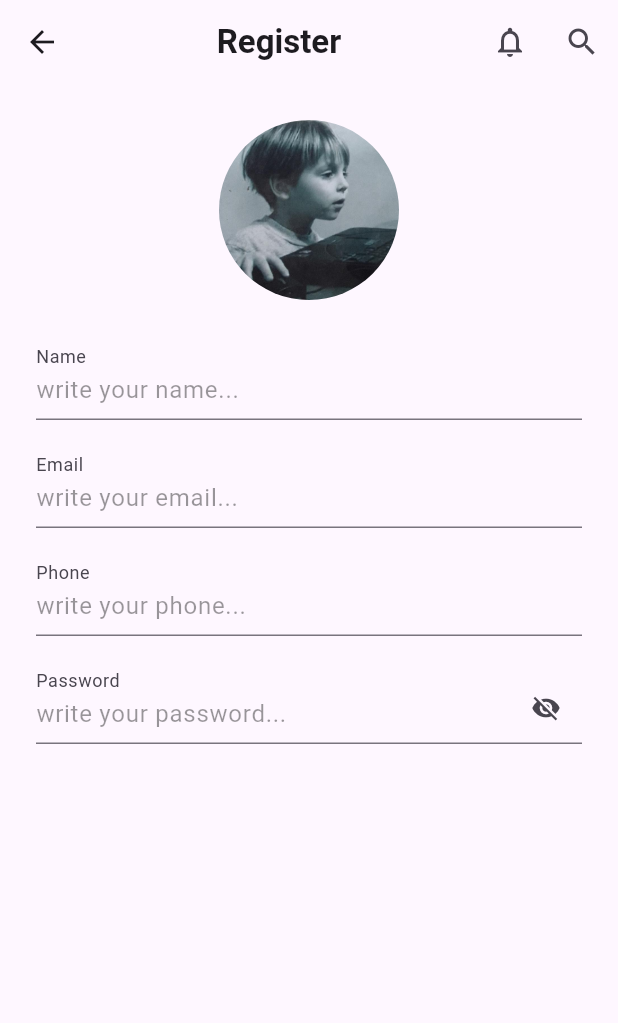
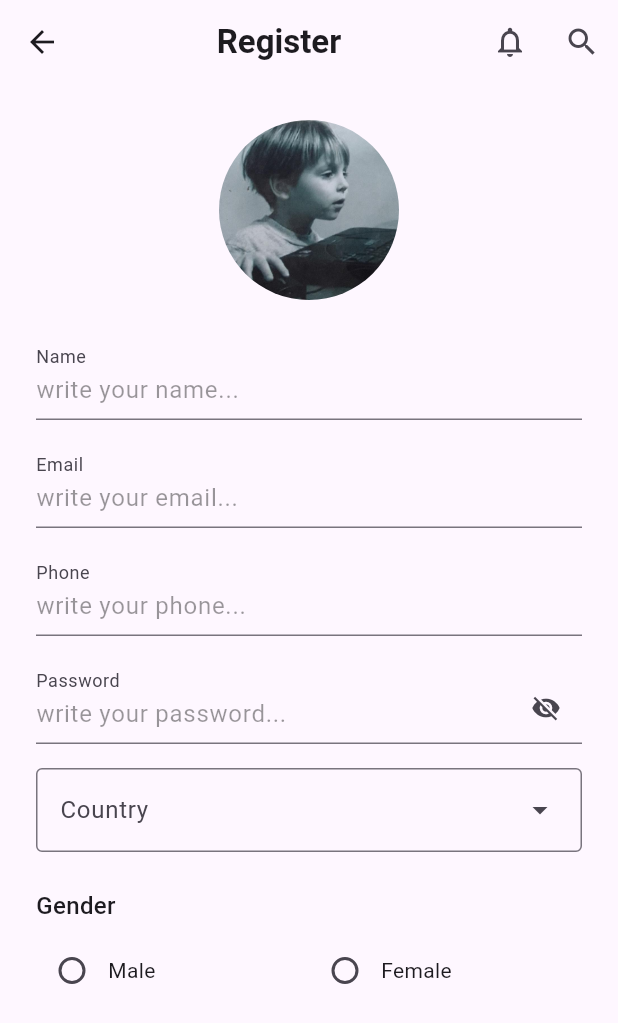
Before and after one commit to usefmahmud/flutter-assignment-register-page, a Flutter app: the screen it shows after launch, on a phone screen of 412 x 824 dp. Shown: the top 1023 px of the screen. Run offline on Flutter 3.47's test engine with Material 3 defaults, Android fonts, the phone set to English and light mode, and no system bars.

Commit message:
feat: implement registration form and refactor home page layout

```diff
--- a/lib/main.dart
+++ b/lib/main.dart
@@ -31,36 +31,7 @@ class MyHomePage extends StatelessWidget {
             Header(),
             Padding(
               padding: EdgeInsets.all(24),
-              child: Column(
-                children: [
-                  Form(
-                    child: Column(
-                      children: [
-                        CustomTextField(
-                          labelText: 'Name',
-                          hintText: 'write your name...',
-                        ),
-                        SizedBox(height: 16),
-                        CustomTextField(
-                          labelText: 'Email',
-                          hintText: 'write your email...',
-                        ),
-                        SizedBox(height: 16),
-                        CustomTextField(
-                          labelText: 'Phone',
-                          hintText: 'write your phone...',
-                        ),
-                        SizedBox(height: 16),
-                        CustomTextField(
-                          labelText: 'Password',
-                          hintText: 'write your password...',
-                          type: TextFieldType.password,
-                        ),
-                      ],
-                    ),
-                  ),
-                ],
-              ),
+              child: Column(children: [RegistrationForm()]),
             ),
           ],
         ),
--- /dev/null
+++ b/lib/utils/get_dropdown_countries.dart
@@ -0,0 +1,26 @@
+import 'package:flutter/material.dart';
+
+List<DropdownMenuEntry<String>> getDropdownCountries() {
+  return <DropdownMenuEntry<String>>[
+    DropdownMenuEntry<String>(value: 'eg', label: 'Egypt'),
+    DropdownMenuEntry<String>(value: 'ae', label: 'United Arab Emirates'),
+    DropdownMenuEntry<String>(value: 'bh', label: 'Bahrain'),
+    DropdownMenuEntry<String>(value: 'dz', label: 'Algeria'),
+    DropdownMenuEntry<String>(value: 'iq', label: 'Iraq'),
+    DropdownMenuEntry<String>(value: 'jo', label: 'Jordan'),
+    DropdownMenuEntry<String>(value: 'kw', label: 'Kuwait'),
+    DropdownMenuEntry<String>(value: 'lb', label: 'Lebanon'),
+    DropdownMenuEntry<String>(value: 'ly', label: 'Libya'),
+    DropdownMenuEntry<String>(value: 'ma', label: 'Morocco'),
+    DropdownMenuEntry<String>(value: 'mr', label: 'Mauritania'),
+    DropdownMenuEntry<String>(value: 'om', label: 'Oman'),
+    DropdownMenuEntry<String>(value: 'ps', label: 'Palestine'),
+    DropdownMenuEntry<String>(value: 'qa', label: 'Qatar'),
+    DropdownMenuEntry<String>(value: 'sa', label: 'Saudi Arabia'),
+    DropdownMenuEntry<String>(value: 'sd', label: 'Sudan'),
+    DropdownMenuEntry<String>(value: 'so', label: 'Somalia'),
+    DropdownMenuEntry<String>(value: 'sy', label: 'Syria'),
+    DropdownMenuEntry<String>(value: 'tn', label: 'Tunisia'),
+    DropdownMenuEntry<String>(value: 'ye', label: 'Yemen'),
+  ];
+}
--- a/lib/widgets/index.dart
+++ b/lib/widgets/index.dart
@@ -1,3 +1,5 @@
 export 'appbar.dart';
 export 'header.dart';
 export 'inputs/custom_text_field.dart';
+export 'registration_form.dart';
+export 'inputs/rdaio_input.dart';
--- /dev/null
+++ b/lib/widgets/inputs/rdaio_input.dart
@@ -0,0 +1,66 @@
+import 'package:flutter/material.dart';
+
+class RadioOption {
+  final String label;
+  final String value;
+
+  const RadioOption({required this.label, required this.value});
+}
+
+class RadioInput extends StatefulWidget {
+  const RadioInput({
+    super.key,
+    this.label,
+    required this.options,
+    this.onChanged,
+  });
+
+  final List<RadioOption> options;
+  final ValueChanged<String?>? onChanged;
+  final String? label;
+
+  @override
+  State<RadioInput> createState() => _RadioInputState();
+}
+
+class _RadioInputState extends State<RadioInput> {
+  String? _selectedValue;
+
+  @override
+  Widget build(BuildContext context) {
+    return Column(
+      crossAxisAlignment: CrossAxisAlignment.start,
+      children: [
+        if (widget.label != null)
+          Padding(
+            padding: const EdgeInsets.only(bottom: 8),
+            child: Text(
+              widget.label!,
+              style: TextStyle(fontSize: 16, fontWeight: FontWeight.w500),
+            ),
+          ),
+        Row(
+          children: widget.options.map((option) {
+            return Expanded(
+              child: Row(
+                children: [
+                  Radio<String>(
+                    value: option.value,
+                    groupValue: _selectedValue,
+                    onChanged: (String? value) {
+                      setState(() {
+                        _selectedValue = value;
+                      });
+                      widget.onChanged?.call(value);
+                    },
+                  ),
+                  Text(option.label),
+                ],
+              ),
+            );
+          }).toList(),
+        ),
+      ],
+    );
+  }
+}
--- /dev/null
+++ b/lib/widgets/registration_form.dart
@@ -0,0 +1,67 @@
+import 'package:flutter/material.dart';
+import 'package:lab_assignment/utils/get_dropdown_countries.dart';
+import 'package:lab_assignment/widgets/index.dart';
+
+class RegistrationForm extends StatefulWidget {
+  const RegistrationForm({super.key});
+
+  @override
+  State<RegistrationForm> createState() => _RegistrationFormState();
+}
+
+class _RegistrationFormState extends State<RegistrationForm> {
+  final _formKey = GlobalKey<FormState>();
+
+  @override
+  Widget build(BuildContext context) {
+    return Form(
+      key: _formKey,
+      child: Column(
+        children: [
+          Form(
+            child: Column(
+              children: [
+                CustomTextField(
+                  labelText: 'Name',
+                  hintText: 'write your name...',
+                ),
+                SizedBox(height: 16),
+                CustomTextField(
+                  labelText: 'Email',
+                  hintText: 'write your email...',
+                ),
+                SizedBox(height: 16),
+                CustomTextField(
+                  labelText: 'Phone',
+                  hintText: 'write your phone...',
+                ),
+                SizedBox(height: 16),
+                CustomTextField(
+                  labelText: 'Password',
+                  hintText: 'write your password...',
+                  type: TextFieldType.password,
+                ),
+                SizedBox(height: 16),
+                DropdownMenu(
+                  dropdownMenuEntries: getDropdownCountries(),
+                  label: Text('Country'),
+                  hintText: 'Select a country',
+                  width: double.infinity,
+                  menuHeight: 200,
+                ),
+                SizedBox(height: 24),
+                RadioInput(
+                  label: 'Gender',
+                  options: [
+                    RadioOption(label: 'Male', value: 'male'),
+                    RadioOption(label: 'Female', value: 'female'),
+                  ],
+                ),
+              ],
+            ),
+          ),
+        ],
+      ),
+    );
+  }
+}
```
